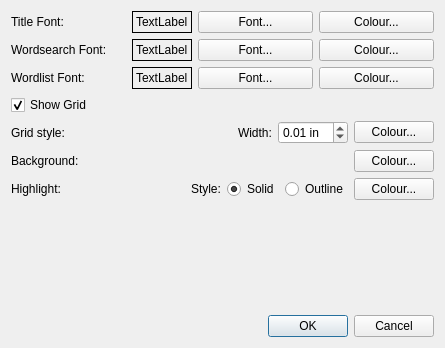
First picture: the form in appearance.ui, repository openforeveryone/WordSearchCreator, before the edit.
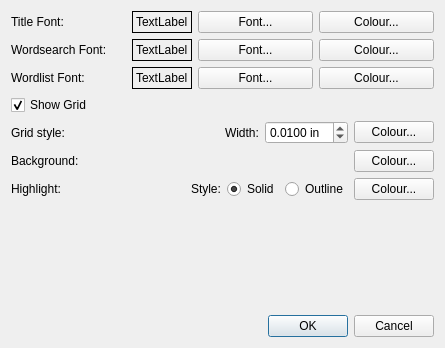
Second picture: the form after the edit.

Commit message: Fix grid live thickness selection.

```diff
--- a/appearance.ui
+++ b/appearance.ui
@@ -254,6 +254,12 @@
           <property name="suffix">
            <string> in</string>
           </property>
+          <property name="decimals">
+           <number>4</number>
+          </property>
+          <property name="minimum">
+           <double>0.002500000000000</double>
+          </property>
           <property name="singleStep">
            <double>0.010000000000000</double>
           </property>
```
Left out of the diff: 2 changed lines with no effect on the pictures.
